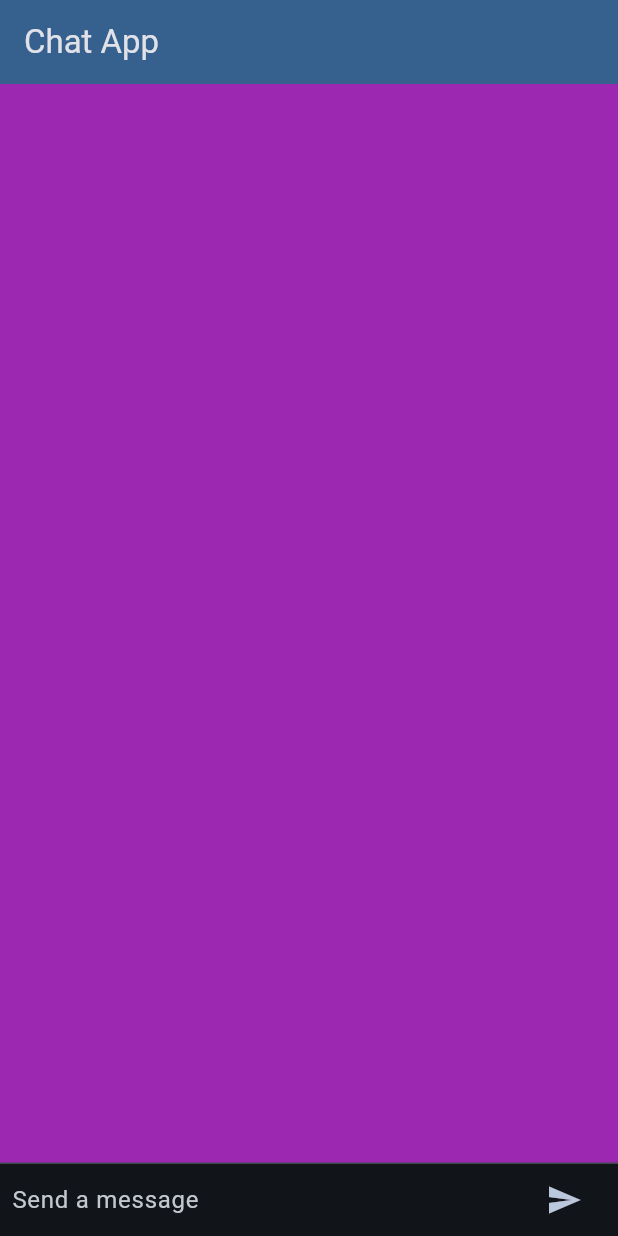
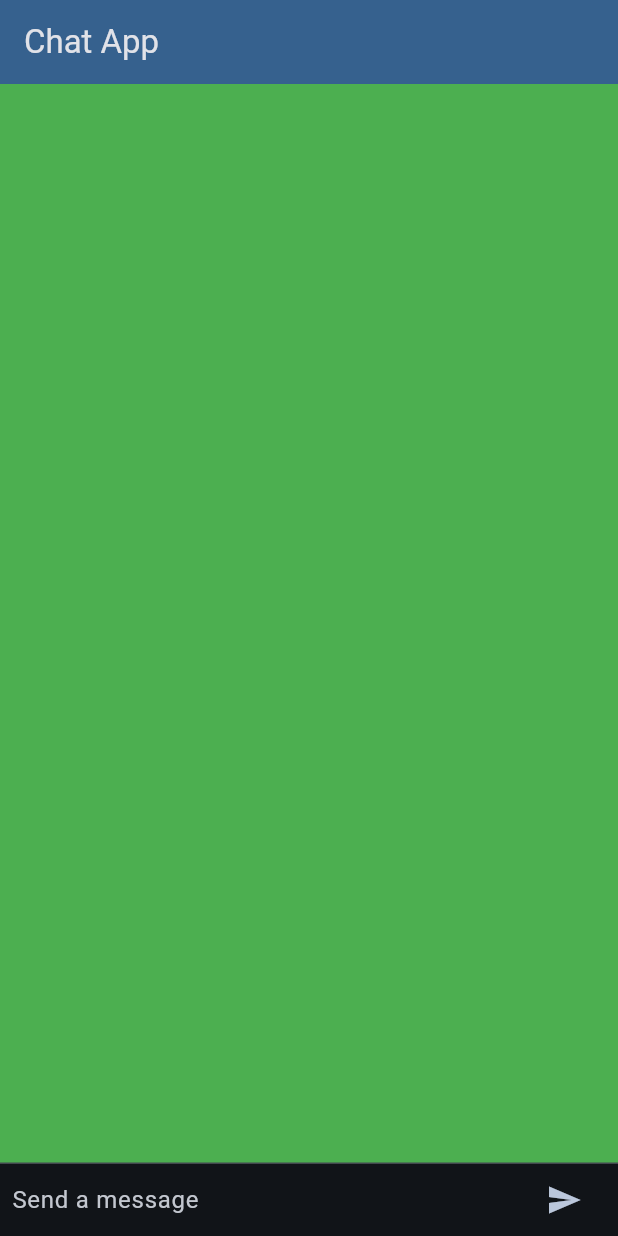
Before and after one commit to could-ai/019873e0-0dcd-7a84-99a9-7d7268f1927f, a Flutter app: the screen it shows after launch, on a phone screen of 412 x 824 dp. Run offline on Flutter 3.47's test engine with Material 3 defaults, Android fonts, the phone set to English and light mode, and no system bars.

Commit message:
将应用程序的背景颜色从紫色更改为绿色。在 `lib/main.dart` 文件中，我将 `ThemeData` 的 `scaffoldBackgroundColor` 属性从 `Colors.purple` 修改为 `Colors.green`。此更改保留了深色主题，以确保文本和UI元素在新的绿色背景下具有良好的可见性。

```diff
--- a/usr/lib/main.dart
+++ b/usr/lib/main.dart
@@ -15,7 +15,7 @@ class MyApp extends StatelessWidget {
       debugShowCheckedModeBanner: false,
       theme: ThemeData(
         brightness: Brightness.dark,
-        scaffoldBackgroundColor: Colors.purple,
+        scaffoldBackgroundColor: Colors.green,
         colorScheme: ColorScheme.fromSeed(
           seedColor: Colors.blue,
           brightness: Brightness.dark
```
